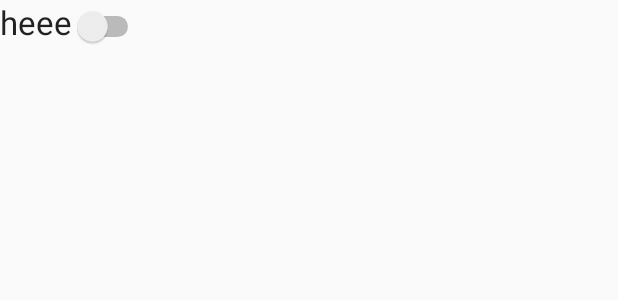
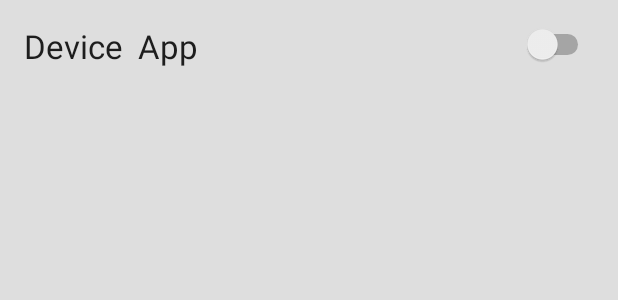
Before and after one commit to Natenador/CSC565-Networking-Project, an Android app: the layout device_layout.xml on its own in the app's theme, with its tools: preview values and no code run, on a phone screen of 412 x 824 dp. Shown: the top 300 px of the screen. Run offline under Robolectric (Android 15) with nearby library versions, the phone set to English and light mode, and no system bars.

Commit message:
Change background color, fixed listView being clicked issue

```diff
--- a/HouseHub/app/src/main/res/layout/device_layout.xml
+++ b/HouseHub/app/src/main/res/layout/device_layout.xml
@@ -1,18 +1,39 @@
 <?xml version="1.0" encoding="utf-8"?>
-<LinearLayout xmlns:android="http://schemas.android.com/apk/res/android"
-    android:orientation="horizontal" android:layout_width="match_parent"
-    android:layout_height="match_parent">
+<RelativeLayout xmlns:android="http://schemas.android.com/apk/res/android"
+xmlns:app="http://schemas.android.com/apk/res-auto"
+xmlns:tools="http://schemas.android.com/tools"
+android:layout_width="match_parent"
+android:layout_height="match_parent"
+android:paddingBottom="@dimen/default_margin"
+android:paddingLeft="@dimen/default_margin"
+android:paddingRight="@dimen/default_margin"
+android:paddingTop="@dimen/default_margin"
+app:layout_behavior="@string/appbar_scrolling_view_behavior"
+    android:background="@color/deviceRowBackground">
 
-    <TextView
-        android:layout_width="wrap_content"
-        android:layout_height="wrap_content"
-        android:textAppearance="?android:attr/textAppearanceLarge"
-        android:text="heee"
-        android:id="@+id/connection_name" />
+
+<TextView
+    android:layout_width="wrap_content"
+    android:layout_height="wrap_content"
+    android:textAppearance="?android:attr/textAppearanceLarge"
+    android:text="@string/device"
+    android:id="@+id/connection_device"/>
+
+<TextView
+    android:layout_width="wrap_content"
+    android:layout_height="wrap_content"
+    android:textAppearance="?android:attr/textAppearanceLarge"
+    android:text="@string/app"
+    android:id="@+id/connection_app"
+    android:layout_toRightOf="@+id/connection_device"
+    android:layout_marginLeft="10dp"/>
 
     <Switch
         android:layout_width="wrap_content"
         android:layout_height="wrap_content"
-        android:id="@+id/connected" />
+        android:text=""
+        android:id="@+id/connect"
+        android:layout_alignParentTop="true"
+        android:layout_alignParentEnd="true" />
 
-</LinearLayout>
+</RelativeLayout>
--- a/HouseHub/app/src/main/res/values/colors.xml
+++ b/HouseHub/app/src/main/res/values/colors.xml
@@ -3,4 +3,7 @@
     <color name="colorPrimary">#3F51B5</color>
     <color name="colorPrimaryDark">#303F9F</color>
     <color name="colorAccent">#FF4081</color>
+    <color name="deviceRowBackground">#DEDEDE</color>
+    <color name="homeHubBackground">#222222</color>
+    <color name="homeHubForeground">#DEDEDE</color>
 </resources>
--- a/HouseHub/app/src/main/res/values/dimens.xml
+++ b/HouseHub/app/src/main/res/values/dimens.xml
@@ -6,5 +6,6 @@
     <dimen name="activity_horizontal_margin">16dp</dimen>
     <dimen name="activity_vertical_margin">16dp</dimen>
     <dimen name="fab_margin">16dp</dimen>
+    <dimen name="default_margin">16dp</dimen>
     <dimen name="below_header">55dp</dimen>
 </resources>
--- a/HouseHub/app/src/main/res/values/strings.xml
+++ b/HouseHub/app/src/main/res/values/strings.xml
@@ -6,4 +6,9 @@
 
     <string name="action_settings">Settings</string>
     <string name="title_activity_edit_device">EditDevice</string>
+
+    <string name="app">App</string>
+    <string name="connection">Connect/Disconnect</string>
+    <string name="device_list_header">Flip the switch to connect/disconnect the device</string>
+    <string name="device">Device</string>
 </resources>
```
Also changed, not shown: HouseHub/app/src/main/java/com/example/natha/househub/adapter/DeviceAdapter.java (+5 -3 lines), HouseHub/app/src/main/java/com/example/natha/househub/dao/DeviceDao.java (+31 -65 lines), HouseHub/app/src/main/res/layout/content_main.xml (+19 -12 lines).
